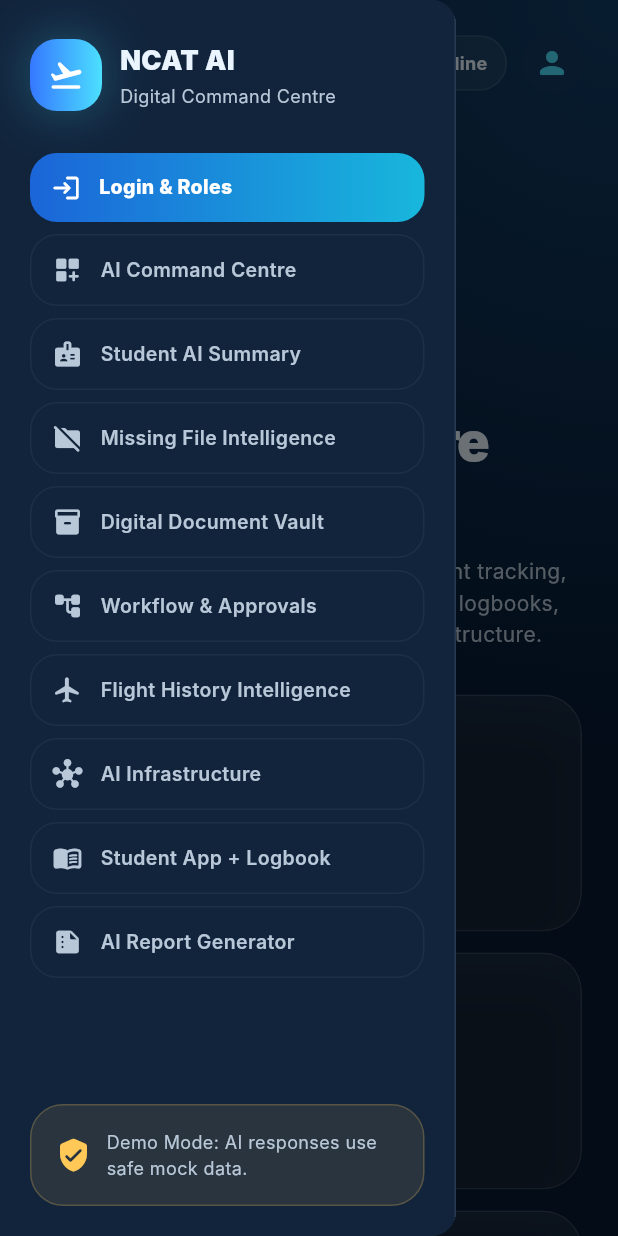
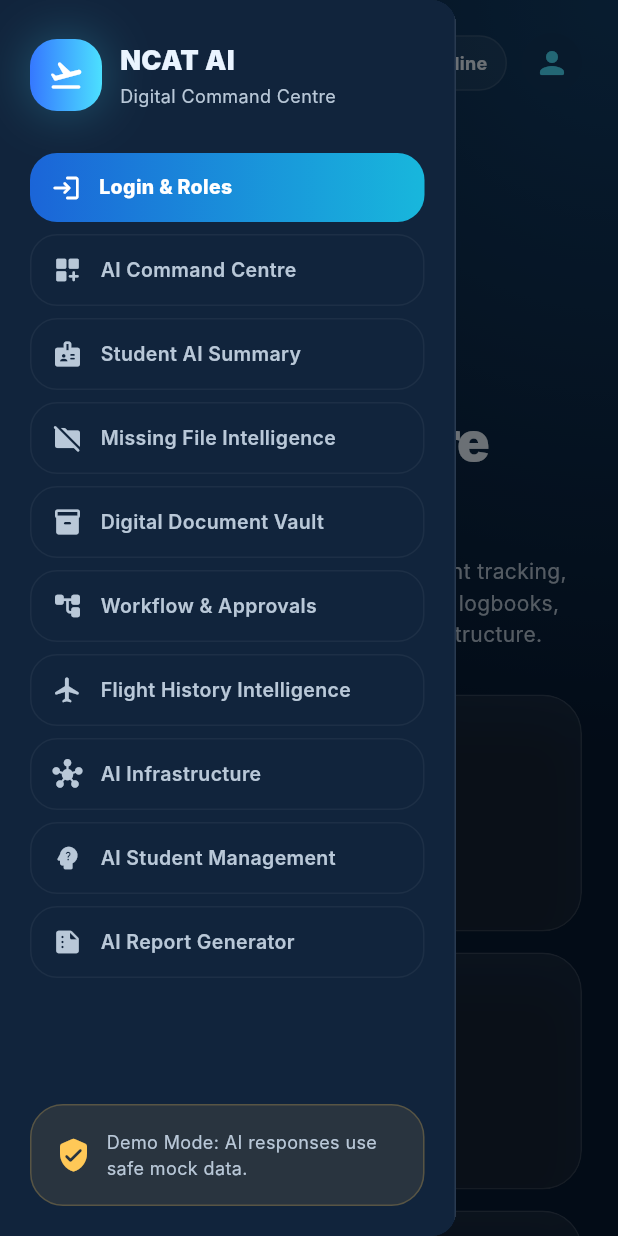
Before and after one commit to Bkzazzau1/NCAT_UI, a Flutter app: the screen it shows after launch, with the side drawer open, on a phone screen of 412 x 824 dp. Run offline on Flutter 3.47's test engine with Material 3 defaults, Android fonts, the phone set to English and light mode, and no system bars; Roboto replaces fonts that are missing (Inter).

Commit message:
Rename student app navigation to AI student management

```diff
--- a/lib/widgets/responsive_shell.dart
+++ b/lib/widgets/responsive_shell.dart
@@ -36,7 +36,7 @@ class _ResponsiveShellState extends State<ResponsiveShell> {
     NavItem(title: 'Workflow & Approvals', icon: Icons.account_tree_rounded),
     NavItem(title: 'Flight History Intelligence', icon: Icons.flight_rounded),
     NavItem(title: 'AI Infrastructure', icon: Icons.hub_rounded),
-    NavItem(title: 'Student App + Logbook', icon: Icons.menu_book_rounded),
+    NavItem(title: 'AI Student Management', icon: Icons.psychology_alt_rounded),
     NavItem(title: 'AI Report Generator', icon: Icons.summarize_rounded),
   ];
 
```
